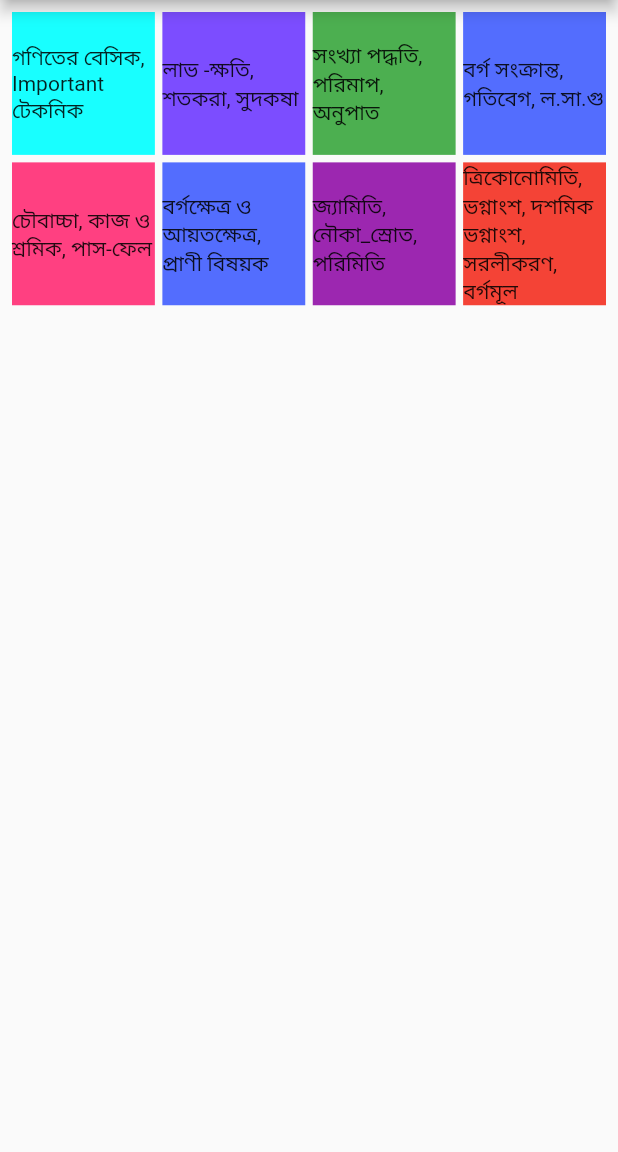
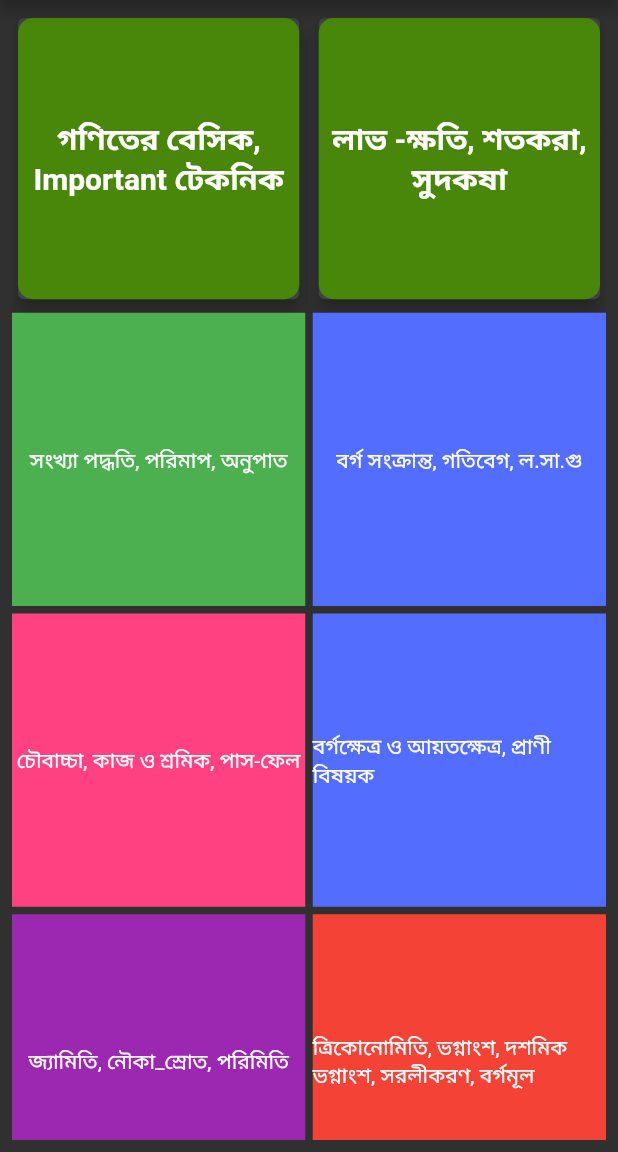
Before and after one commit to alamincse6615/bcsmath, a Flutter app: the screen it shows after launch, on a phone screen of 412 x 824 dp, the part 84-1236 px from its top. Run offline on Flutter 3.47's test engine with Material 2 defaults, Android fonts, the phone set to English and light mode, and no system bars.

Commit message:
all page created

```diff
--- a/lib/category.dart
+++ b/lib/category.dart
@@ -1,5 +1,12 @@
+import 'dart:convert';
+
+import 'package:bcsmath/subcategory.dart';
 import 'package:flutter/cupertino.dart';
 import 'package:flutter/material.dart';
+import 'package:flutter/services.dart';
+
+import 'details.dart';
+import 'model/categorymodel.dart';
 
 class Category extends StatefulWidget {
   const Category({Key? key}) : super(key: key);
@@ -9,6 +16,13 @@ class Category extends StatefulWidget {
 }
 
 class _CategoryState extends State<Category> {
+
+  Future<List<CategoryModel>> jsonfunction() async{
+    final jsonProduct = await rootBundle.loadString("assets/jsonfile/jsondata.json");
+    final list = json.decode(jsonProduct) as List<dynamic>;
+    return list.map((e) => CategoryModel.fromJson(e)).toList();
+  }
+
   @override
   Widget build(BuildContext context) {
     return Scaffold(
@@ -22,56 +36,86 @@ class _CategoryState extends State<Category> {
       body: Padding(
         padding: const EdgeInsets.all(8.0),
         child: GridView.count(
-          crossAxisCount: 4,
+          crossAxisCount: 2,
           crossAxisSpacing: 5,
           mainAxisSpacing: 5,
           children: [
-            Container(
-              height: 200,
-              width: 200,
-              color: Colors.cyanAccent,
-              child: Center(
-                child: Text("গণিতের বেসিক, Important টেকনিক"),
+            InkWell(
+              child: Card(
+                elevation: 5,
+                child: Container(
+                  decoration: BoxDecoration(
+                    borderRadius: BorderRadius.circular(10),
+                    color: Color(0xff49870a),
+                  ),
+                  alignment: Alignment.center,
+
+                  height: 180,
+                  width: 180,
+                  child: Center(
+                    child: Text("গণিতের বেসিক, Important টেকনিক",textAlign: TextAlign.center,style: TextStyle(color: Colors.white,fontSize: 20,fontWeight: FontWeight.bold),),
+                  ),
+                ),
+              ),
+              onTap: (){
+                Navigator.push(
+                    context,
+                    MaterialPageRoute(builder: (context)=>SubCategory())
+                );
+              },
+            ),
+
+            Card(
+              elevation: 5,
+              child: Container(
+                decoration: BoxDecoration(
+                  borderRadius: BorderRadius.circular(10),
+                  color: Color(0xff49870a),
+                ),
+                alignment: Alignment.center,
+
+                height: 180,
+                width: 180,
+                child: Center(
+                  child: Text("লাভ -ক্ষতি, শতকরা, সুদকষা",textAlign: TextAlign.center,style: TextStyle(color: Colors.white,fontSize: 20,fontWeight: FontWeight.bold),),
+                ),
               ),
             ),
             Container(
-                height: 200,
-                width: 200,
-                color: Colors.deepPurpleAccent,
-                child: Center(child: Text("লাভ -ক্ষতি, শতকরা, সুদকষা"))),
-            Container(
-                height: 200,
-                width: 200,
+                height: 180,
+                width: 180,
                 color: Colors.green,
                 child: Center(child: Text("সংখ্যা পদ্ধতি, পরিমাপ, অনুপাত"))),
             Container(
-                height: 200,
-                width: 200,
+                height: 180,
+                width: 180,
                 color: Colors.indigoAccent,
                 child: Center(child: Text("বর্গ সংক্রান্ত, গতিবেগ, ল.সা.গু"))),
             Container(
-                height: 200,
-                width: 200,
+                height: 180,
+                width: 180,
                 color: Colors.pinkAccent,
                 child: Center(child: Text("চৌবাচ্চা, কাজ ও শ্রমিক, পাস-ফেল"))),
             Container(
-                height: 200,
-                width: 200,
+                height: 180,
+                width: 180,
                 color: Colors.indigoAccent,
                 child: Center(
                     child: Text("বর্গক্ষেত্র ও আয়তক্ষেত্র, প্রাণী বিষয়ক"))),
             Container(
-                height: 200,
-                width: 200,
+                height: 180,
+                width: 180,
                 color: Colors.purple,
                 child: Center(child: Text("জ্যামিতি, নৌকা_স্রোত, পরিমিতি"))),
             Container(
-                height: 200,
-                width: 200,
+                height: 180,
+                width: 180,
                 color: Colors.red,
                 child: Center(
                     child: Text(
-                        "ত্রিকোনোমিতি, ভগ্নাংশ, দশমিক ভগ্নাংশ, সরলীকরণ, বর্গমূল")
+                        "ত্রিকোনোমিতি, ভগ্নাংশ, দশমিক ভগ্নাংশ, সরলীকরণ, বর্গমূল",
+
+                    )
                 )
             ),
           ],
--- a/lib/main.dart
+++ b/lib/main.dart
@@ -14,19 +14,9 @@ class MyApp extends StatelessWidget {
   @override
   Widget build(BuildContext context) {
     return MaterialApp(
+      debugShowCheckedModeBanner: false,
       title: 'Flutter Demo',
-      theme: ThemeData(
-        // This is the theme of your application.
-        //
-        // Try running your application with "flutter run". You'll see the
-        // application has a blue toolbar. Then, without quitting the app, try
-        // changing the primarySwatch below to Colors.green and then invoke
-        // "hot reload" (press "r" in the console where you ran "flutter run",
-        // or simply save your changes to "hot reload" in a Flutter IDE).
-        // Notice that the counter didn't reset back to zero; the application
-        // is not restarted.
-        primarySwatch: Colors.blue,
-      ),
+      theme: ThemeData.dark(),
       home: const MyHomePage(title: 'Flutter Demo Home Page'),
     );
   }
--- a/lib/model/subcategorymodel.dart
+++ b/lib/model/subcategorymodel.dart
@@ -3,4 +3,8 @@ class SubCategoryModel{
   String? subCategoryDetails;
 
   SubCategoryModel(this.subCategoryName, this.subCategoryDetails);
+  SubCategoryModel.fromJson(Map<String, dynamic> json) {
+    subCategoryName = json['subCategoryName'];
+    subCategoryDetails = json['subCategoryDetails'];
+  }
 }
--- a/pubspec.yaml
+++ b/pubspec.yaml
@@ -58,8 +58,9 @@ flutter:
   uses-material-design: true
 
   # To add assets to your application, add an assets section, like this:
-  # assets:
-  #   - images/a_dot_burr.jpeg
+  assets:
+    - assets/jsonfile/jsondata.json
+    - assets/images/mathbasic.png
   #   - images/a_dot_ham.jpeg
 
   # An image asset can refer to one or more resolution-specific "variants", see
```
Also changed, not shown: lib/details.dart (+64 -0 lines), lib/model/categorymodel.dart (+13 -1 lines), lib/subcategory.dart (+53 -0 lines), assets/images/mathbasic.png (added), assets/jsonfile/jsondata.json.
